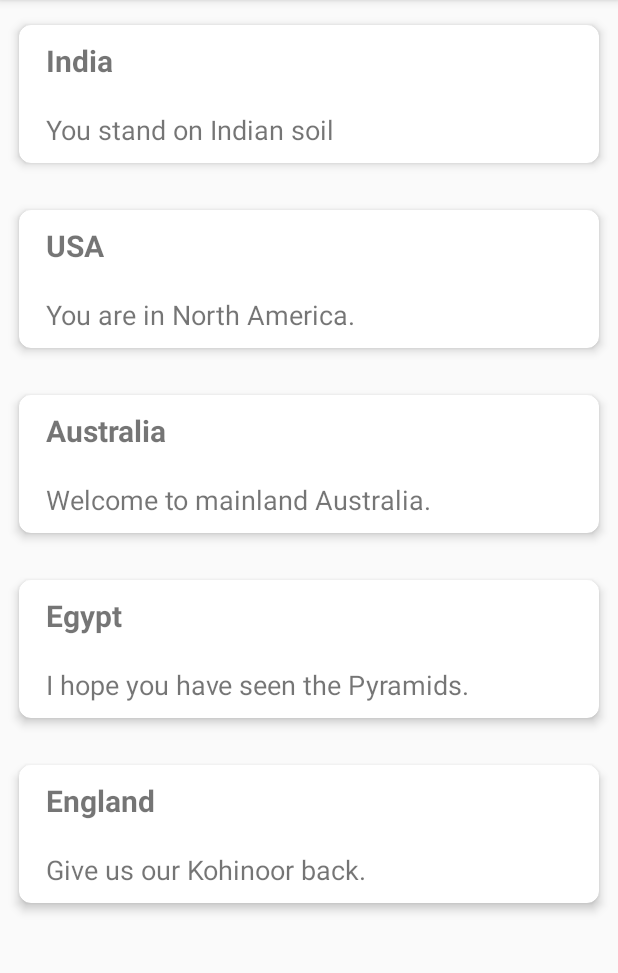
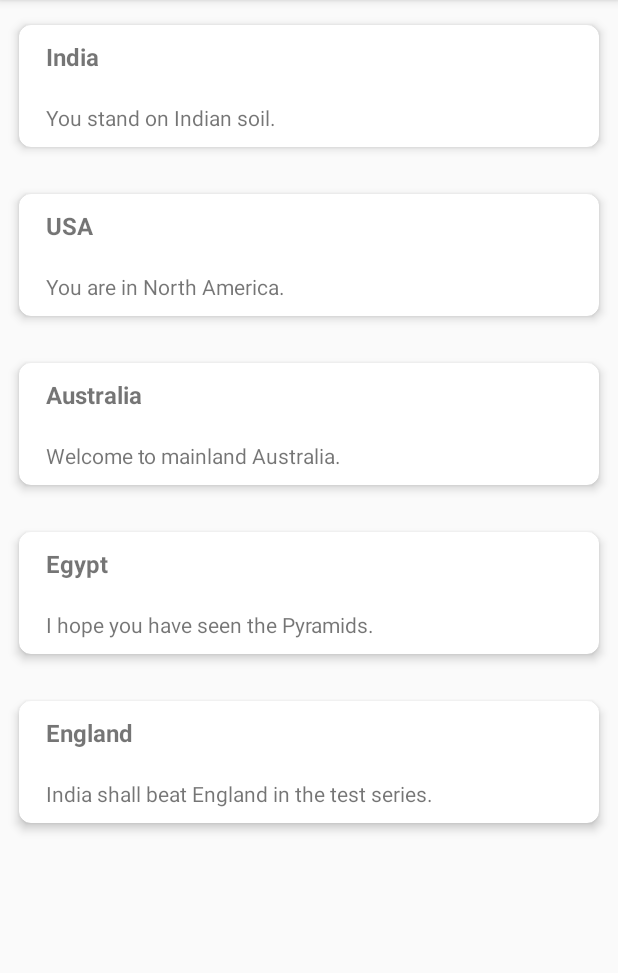
Before and after one commit to thakurvarun/CountriesApp, an Android app: the screen it shows after launch (CountriesListActivity), on a phone screen of 412 x 824 dp, the part 84-1057 px from its top. Run offline under Robolectric (Android 15) with nearby library versions, the phone set to English and light mode, and no system bars.

Commit message:
code committed after documentation and refactoring the code

```diff
--- a/app/src/main/assets/country.json
+++ b/app/src/main/assets/country.json
@@ -3,7 +3,7 @@
   "countries" : [
     {
       "name": "India",
-      "description": "You stand on Indian soil"
+      "description": "You stand on Indian soil."
 
     },
     {
@@ -20,7 +20,7 @@
     },
     {
       "name": "England",
-      "description": "Give us our Kohinoor back."
+      "description": "India shall beat England in the test series."
     }
   ]
 }
--- a/app/src/main/java/com/example/myapplication/model/countries/Countries.kt
+++ b/app/src/main/java/com/example/myapplication/model/countries/Countries.kt
@@ -1,5 +1,10 @@
 package com.example.myapplication.model.countries
 
+
+/**
+ * @author Varun Thakur
+ * Data class for storing the list of Countries.
+ */
 data class Countries(
     val countries: ArrayList<Country>
 )
--- a/app/src/main/java/com/example/myapplication/ui/main/CountriesListActivity.kt
+++ b/app/src/main/java/com/example/myapplication/ui/main/CountriesListActivity.kt
@@ -1,73 +1,66 @@
 package com.example.myapplication.ui.main
 
 import android.os.Bundle
-import android.util.Log
 import androidx.appcompat.app.AppCompatActivity
 import androidx.lifecycle.Observer
 import androidx.lifecycle.ViewModelProviders
 import androidx.recyclerview.widget.LinearLayoutManager
-import com.example.myapplication.ViewModel.CountriesViewModel
-import com.example.myapplication.ViewModel.factory.CountriesViewModelFactory
+import com.example.myapplication.viewmodel.CountriesViewModel
+import com.example.myapplication.viewmodel.factory.CountriesViewModelFactory
 import com.example.myapplication.adapter.CountriesAdapter
 import com.example.myapplication.databinding.ActivityCountriesBinding
 import com.example.myapplication.model.countries.Countries
-import com.example.myapplication.model.countries.Country
 import com.example.myapplication.utils.JsonUtil
 import com.google.gson.Gson
 
-
+/**
+ * @author : Varun Thakur
+ * CountriesListActivity : Screen for displaying the Country List.
+ */
 class CountriesListActivity : AppCompatActivity() {
 
+    /**
+     * Member Variables of the class
+     *********** START ******************
+     */
     private lateinit var mBindedView: ActivityCountriesBinding
     private var mCountriesJson: Countries? = null
     private var viewModel : CountriesViewModel ?= null
     var recyclerViewAdapter: CountriesAdapter? = null
-
+    /**
+     * Member Variables of the class
+     *********** END ******************
+     */
 
     override fun onCreate(savedInstanceState: Bundle?) {
         super.onCreate(savedInstanceState)
+        //View Binding
         mBindedView = ActivityCountriesBinding.inflate(layoutInflater)
         val view = mBindedView.root
         setContentView(view)
+        //Load the json from the json file placed in the Assets folder.
         val jsonFileString = JsonUtil.getJsonDataFromAsset(applicationContext, "country.json")
         val gson = Gson()
         //Treating this Will be the Json Response
         mCountriesJson = gson.fromJson(jsonFileString, Countries::class.java)
+        //Add a Countries Factory for getting the instance of the current ViewModel
         val factory = CountriesViewModelFactory()
         viewModel = ViewModelProviders.of(this,factory).get(CountriesViewModel::class.java)
-
         observeData()
-//        initViews()
     }
 
 
     /**
-     * Init the Views
+     * Observe Live Data
+     * Note : Live Data being one of the most preferred way of storing the data in the app,
+     * It can be scaled further to add new functionalities.
      */
-    private fun initViews( ) {
-
-        mBindedView.rvCountries
-    }
-
-
     fun observeData(){
         viewModel?.userMutableLiveData?.observe(this, Observer{
-            Log.i("data",it.toString())
             recyclerViewAdapter = CountriesAdapter(mCountriesJson!!.countries)
             mBindedView.rvCountries.setLayoutManager(LinearLayoutManager(applicationContext))
             mBindedView.rvCountries.setAdapter(recyclerViewAdapter)
         })
     }
 
-
-//    var userListUpdateObserver: Observer<ArrayList<Country>> = object : Observer<ArrayList<Country?>?> {
-//
-//        override fun onChanged(userArrayList: ArrayList<Country?>?) {
-//            recyclerViewAdapter = CountriesAdapter(mCountriesJson!!.countries)
-//            mBindedView.rvCountries.setLayoutManager(LinearLayoutManager(applicationContext))
-//            mBindedView.rvCountries.setAdapter(recyclerViewAdapter)
-//        }
-//    }
-
-
 }
--- a/app/src/main/res/layout/item_row_countries.xml
+++ b/app/src/main/res/layout/item_row_countries.xml
@@ -34,7 +34,7 @@
             android:layout_height="wrap_content"
             android:padding="10dp"
             android:text="Country"
-            android:textSize="20sp"
+            android:textSize="16sp"
             android:textStyle="bold" />
 
         <TextView
@@ -43,7 +43,7 @@
             android:layout_height="wrap_content"
             android:padding="10dp"
             android:text="Description"
-            android:textSize="18sp" />
+            android:textSize="14sp" />
 
     </LinearLayout>
 
```
Also changed, not shown: app/src/main/java/com/example/myapplication/adapter/CountriesAdapter.kt (+8 -0 lines), app/src/main/java/com/example/myapplication/model/countries/Country.kt (+8 -0 lines), app/src/main/java/com/example/myapplication/utils/JsonUtil.kt (+7 -4 lines), app/src/main/java/com/example/myapplication/viewmodel/CountriesViewModel.kt (+7 -18 lines), app/src/main/java/com/example/myapplication/viewmodel/factory/CountriesViewModelFactory.kt (+13 -2 lines), app/src/main/res/values/strings.xml (+0 -27 lines), 1 other file.
